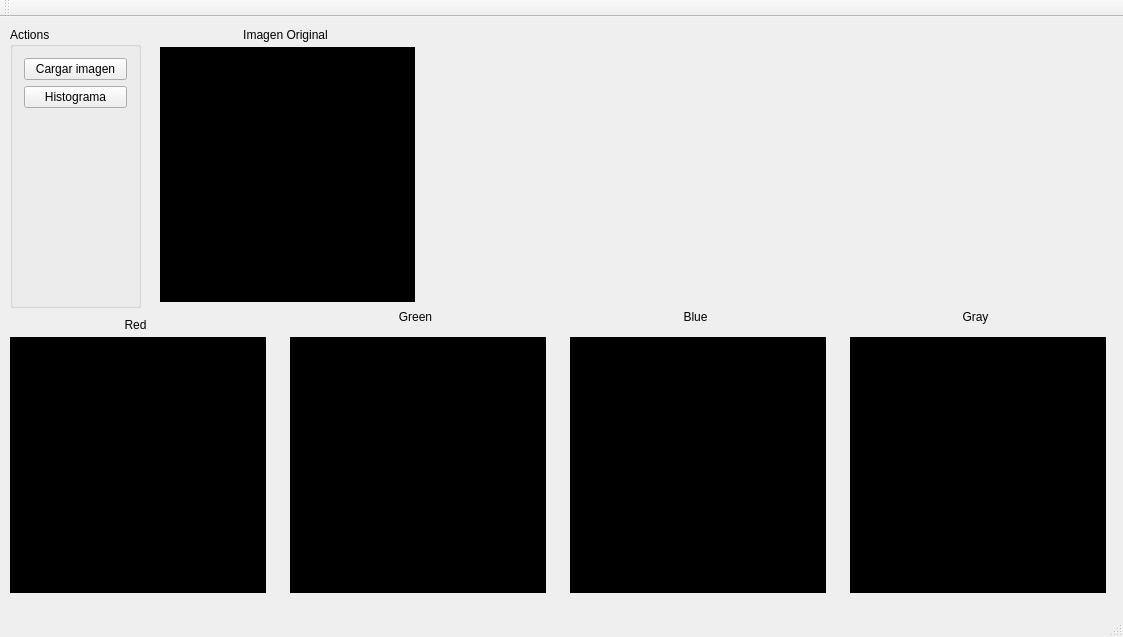
acamara/Histograma, file mainwindow.ui: the form before one commit.
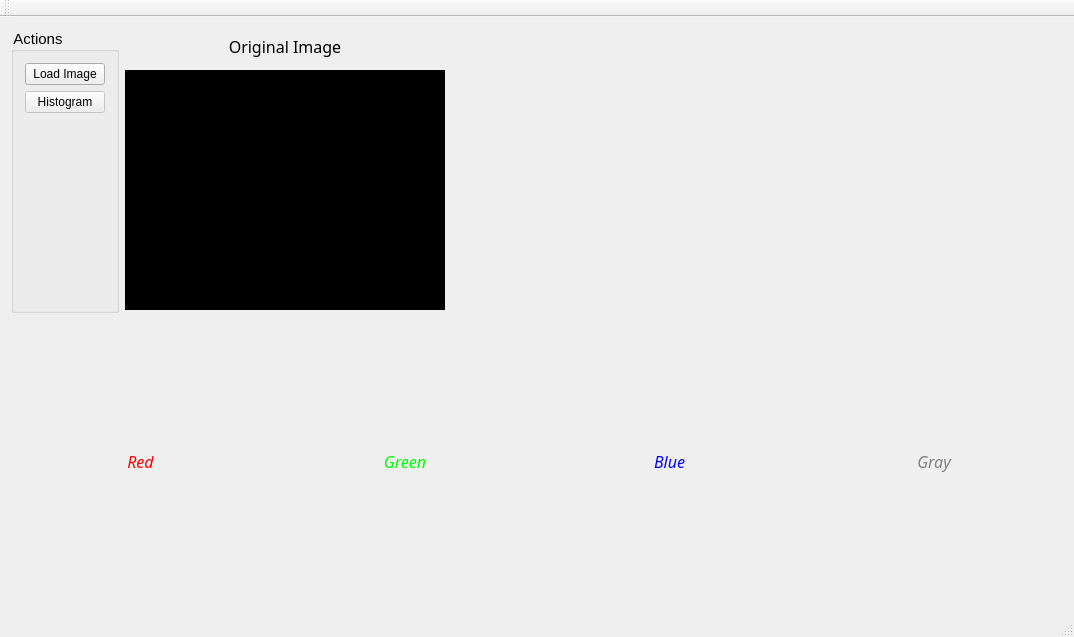
The form after the commit.

```diff
--- a/mainwindow.ui
+++ b/mainwindow.ui
@@ -6,270 +6,264 @@
    <rect>
     <x>0</x>
     <y>0</y>
-    <width>1123</width>
+    <width>1074</width>
     <height>637</height>
    </rect>
   </property>
   <property name="windowTitle">
    <string>Histograma</string>
   </property>
+  <property name="styleSheet">
+   <string notr="true">color: rgb(0, 0, 0);</string>
+  </property>
   <widget class="QWidget" name="centralWidget">
-   <widget class="QLabel" name="label">
-    <property name="geometry">
-     <rect>
-      <x>160</x>
-      <y>10</y>
-      <width>251</width>
-      <height>16</height>
-     </rect>
-    </property>
-    <property name="text">
-     <string>Imagen Original</string>
-    </property>
-    <property name="alignment">
-     <set>Qt::AlignCenter</set>
-    </property>
-   </widget>
-   <widget class="QLabel" name="label_3">
-    <property name="geometry">
-     <rect>
-      <x>570</x>
-      <y>290</y>
-      <width>251</width>
-      <height>20</height>
-     </rect>
-    </property>
-    <property name="text">
-     <string>Blue</string>
-    </property>
-    <property name="alignment">
-     <set>Qt::AlignCenter</set>
-    </property>
-   </widget>
-   <widget class="QLabel" name="label_4">
-    <property name="geometry">
-     <rect>
-      <x>10</x>
-      <y>300</y>
-      <width>251</width>
-      <height>16</height>
-     </rect>
-    </property>
-    <property name="text">
-     <string>Red</string>
-    </property>
-    <property name="alignment">
-     <set>Qt::AlignCenter</set>
-    </property>
-   </widget>
-   <widget class="QLabel" name="label_2">
-    <property name="geometry">
-     <rect>
-      <x>290</x>
-      <y>290</y>
-      <width>251</width>
-      <height>20</height>
-     </rect>
-    </property>
-    <property name="text">
-     <string>Green</string>
-    </property>
-    <property name="alignment">
-     <set>Qt::AlignCenter</set>
-    </property>
-   </widget>
-   <widget class="QLabel" name="label_image">
-    <property name="geometry">
-     <rect>
-      <x>160</x>
-      <y>30</y>
-      <width>255</width>
-      <height>255</height>
-     </rect>
-    </property>
-    <property name="minimumSize">
-     <size>
-      <width>255</width>
-      <height>255</height>
-     </size>
-    </property>
-    <property name="styleSheet">
-     <string notr="true">background-color: rgb(0, 0, 0);</string>
-    </property>
-    <property name="text">
-     <string/>
-    </property>
-   </widget>
-   <widget class="QLabel" name="label_red">
-    <property name="geometry">
-     <rect>
-      <x>10</x>
-      <y>320</y>
-      <width>256</width>
-      <height>256</height>
-     </rect>
-    </property>
-    <property name="minimumSize">
-     <size>
-      <width>256</width>
-      <height>256</height>
-     </size>
-    </property>
-    <property name="maximumSize">
-     <size>
-      <width>256</width>
-      <height>256</height>
-     </size>
-    </property>
-    <property name="styleSheet">
-     <string notr="true">background-color: rgb(0, 0, 0);</string>
-    </property>
-    <property name="text">
-     <string/>
-    </property>
-   </widget>
-   <widget class="QLabel" name="label_green">
-    <property name="geometry">
-     <rect>
-      <x>290</x>
-      <y>320</y>
-      <width>256</width>
-      <height>256</height>
-     </rect>
-    </property>
-    <property name="minimumSize">
-     <size>
-      <width>256</width>
-      <height>256</height>
-     </size>
-    </property>
-    <property name="maximumSize">
-     <size>
-      <width>256</width>
-      <height>256</height>
-     </size>
-    </property>
-    <property name="styleSheet">
-     <string notr="true">background-color: rgb(0, 0, 0);</string>
-    </property>
-    <property name="text">
-     <string/>
-    </property>
-   </widget>
-   <widget class="QLabel" name="label_blue">
-    <property name="geometry">
-     <rect>
-      <x>570</x>
-      <y>320</y>
-      <width>256</width>
-      <height>256</height>
-     </rect>
-    </property>
-    <property name="minimumSize">
-     <size>
-      <width>256</width>
-      <height>256</height>
-     </size>
-    </property>
-    <property name="maximumSize">
-     <size>
-      <width>256</width>
-      <height>256</height>
-     </size>
-    </property>
-    <property name="styleSheet">
-     <string notr="true">background-color: rgb(0, 0, 0);</string>
-    </property>
-    <property name="text">
-     <string/>
-    </property>
-   </widget>
-   <widget class="QLabel" name="label_5">
-    <property name="geometry">
-     <rect>
-      <x>850</x>
-      <y>290</y>
-      <width>251</width>
-      <height>20</height>
-     </rect>
-    </property>
-    <property name="text">
-     <string>Gray</string>
-    </property>
-    <property name="alignment">
-     <set>Qt::AlignCenter</set>
-    </property>
-   </widget>
-   <widget class="QLabel" name="label_gray">
-    <property name="geometry">
-     <rect>
-      <x>850</x>
-      <y>320</y>
-      <width>256</width>
-      <height>256</height>
-     </rect>
-    </property>
-    <property name="minimumSize">
-     <size>
-      <width>256</width>
-      <height>256</height>
-     </size>
-    </property>
-    <property name="maximumSize">
-     <size>
-      <width>256</width>
-      <height>256</height>
-     </size>
-    </property>
-    <property name="styleSheet">
-     <string notr="true">background-color: rgb(0, 0, 0);</string>
-    </property>
-    <property name="text">
-     <string/>
-    </property>
-   </widget>
-   <widget class="QGroupBox" name="groupBox">
-    <property name="geometry">
-     <rect>
-      <x>10</x>
-      <y>10</y>
-      <width>131</width>
-      <height>281</height>
-     </rect>
-    </property>
-    <property name="title">
-     <string>Actions</string>
-    </property>
-    <layout class="QVBoxLayout" name="verticalLayout">
-     <item>
-      <widget class="QPushButton" name="loadimageButton">
-       <property name="text">
-        <string>Cargar imagen</string>
-       </property>
-      </widget>
-     </item>
-     <item>
-      <widget class="QPushButton" name="histogramButton">
-       <property name="text">
-        <string>Histograma</string>
-       </property>
-      </widget>
-     </item>
-     <item>
-      <spacer name="verticalSpacer">
-       <property name="orientation">
-        <enum>Qt::Vertical</enum>
-       </property>
-       <property name="sizeHint" stdset="0">
-        <size>
-         <width>20</width>
-         <height>40</height>
-        </size>
-       </property>
-      </spacer>
-     </item>
-    </layout>
-   </widget>
+   <layout class="QVBoxLayout" name="verticalLayout_2">
+    <item>
+     <layout class="QHBoxLayout" name="horizontalLayout_3">
+      <item>
+       <widget class="QGroupBox" name="groupBox">
+        <property name="maximumSize">
+         <size>
+          <width>150</width>
+          <height>285</height>
+         </size>
+        </property>
+        <property name="font">
+         <font>
+          <family>Arial</family>
+          <pointsize>11</pointsize>
+         </font>
+        </property>
+        <property name="styleSheet">
+         <string notr="true">border-color: rgb(170, 0, 0);</string>
+        </property>
+        <property name="title">
+         <string>Actions</string>
+        </property>
+        <layout class="QVBoxLayout" name="verticalLayout">
+         <item>
+          <widget class="QPushButton" name="loadimageButton">
+           <property name="font">
+            <font>
+             <pointsize>9</pointsize>
+            </font>
+           </property>
+           <property name="text">
+            <string>Load Image</string>
+           </property>
+          </widget>
+         </item>
+         <item>
+          <widget class="QPushButton" name="histogramButton">
+           <property name="enabled">
+            <bool>false</bool>
+           </property>
+           <property name="font">
+            <font>
+             <pointsize>9</pointsize>
+            </font>
+           </property>
+           <property name="text">
+            <string>Histogram</string>
+           </property>
+          </widget>
+         </item>
+         <item>
+          <spacer name="verticalSpacer">
+           <property name="orientation">
+            <enum>Qt::Vertical</enum>
+           </property>
+           <property name="sizeHint" stdset="0">
+            <size>
+             <width>20</width>
+             <height>40</height>
+            </size>
+           </property>
+          </spacer>
+         </item>
+        </layout>
+       </widget>
+      </item>
+      <item>
+       <layout class="QVBoxLayout" name="verticalLayout_grouporigimg">
+        <item>
+         <widget class="QLabel" name="label_textorigimg">
+          <property name="maximumSize">
+           <size>
+            <width>320</width>
+            <height>30</height>
+           </size>
+          </property>
+          <property name="font">
+           <font>
+            <family>Candara</family>
+            <pointsize>12</pointsize>
+           </font>
+          </property>
+          <property name="text">
+           <string>Original Image</string>
+          </property>
+          <property name="alignment">
+           <set>Qt::AlignCenter</set>
+          </property>
+         </widget>
+        </item>
+        <item>
+         <widget class="QLabel" name="label_image">
+          <property name="minimumSize">
+           <size>
+            <width>320</width>
+            <height>240</height>
+           </size>
+          </property>
+          <property name="maximumSize">
+           <size>
+            <width>320</width>
+            <height>240</height>
+           </size>
+          </property>
+          <property name="styleSheet">
+           <string notr="true">background-color: rgb(0, 0, 0);</string>
+          </property>
+          <property name="text">
+           <string/>
+          </property>
+         </widget>
+        </item>
+       </layout>
+      </item>
+      <item>
+       <spacer name="horizontalSpacer">
+        <property name="orientation">
+         <enum>Qt::Horizontal</enum>
+        </property>
+        <property name="sizeHint" stdset="0">
+         <size>
+          <width>40</width>
+          <height>20</height>
+         </size>
+        </property>
+       </spacer>
+      </item>
+     </layout>
+    </item>
+    <item>
+     <layout class="QVBoxLayout" name="verticalLayout_grouphisto">
+      <item>
+       <layout class="QHBoxLayout" name="horizontalLayout_colorstext">
+        <item>
+         <widget class="QLabel" name="label_textred">
+          <property name="maximumSize">
+           <size>
+            <width>16777215</width>
+            <height>30</height>
+           </size>
+          </property>
+          <property name="font">
+           <font>
+            <family>Candara</family>
+            <pointsize>12</pointsize>
+            <italic>true</italic>
+           </font>
+          </property>
+          <property name="styleSheet">
+           <string notr="true">color: rgb(255, 0, 0);
+border-color: rgb(255, 0, 0);</string>
+          </property>
+          <property name="text">
+           <string>Red</string>
+          </property>
+          <property name="alignment">
+           <set>Qt::AlignCenter</set>
+          </property>
+         </widget>
+        </item>
+        <item>
+         <widget class="QLabel" name="label_textgreen">
+          <property name="maximumSize">
+           <size>
+            <width>16777215</width>
+            <height>30</height>
+           </size>
+          </property>
+          <property name="font">
+           <font>
+            <family>Candara</family>
+            <pointsize>12</pointsize>
+            <italic>true</italic>
+           </font>
+          </property>
+          <property name="styleSheet">
+           <string notr="true">color: rgb(0, 255, 0);</string>
+          </property>
+          <property name="text">
+           <string>Green</string>
+          </property>
+          <property name="alignment">
+           <set>Qt::AlignCenter</set>
+          </property>
+         </widget>
+        </item>
+        <item>
+         <widget class="QLabel" name="label_textblue">
+          <property name="maximumSize">
+           <size>
+            <width>16777215</width>
+            <height>30</height>
+           </size>
+          </property>
+          <property name="font">
+           <font>
+            <family>Candara</family>
+            <pointsize>12</pointsize>
+            <italic>true</italic>
+           </font>
+          </property>
+          <property name="styleSheet">
+           <string notr="true">color: rgb(0, 0, 255);</string>
+          </property>
+          <property name="text">
+           <string>Blue</string>
+          </property>
+          <property name="alignment">
+           <set>Qt::AlignCenter</set>
+          </property>
+         </widget>
+        </item>
+        <item>
+         <widget class="QLabel" name="label_textgray">
+          <property name="maximumSize">
+           <size>
+            <width>16777215</width>
+            <height>30</height>
+           </size>
+          </property>
+          <property name="font">
+           <font>
+            <family>Candara</family>
+            <pointsize>12</pointsize>
+            <italic>true</italic>
+           </font>
+          </property>
+          <property name="styleSheet">
+           <string notr="true">color: rgb(128, 128, 128);</string>
+          </property>
+          <property name="text">
+           <string>Gray</string>
+          </property>
+          <property name="alignment">
+           <set>Qt::AlignCenter</set>
+          </property>
+         </widget>
+        </item>
+       </layout>
+      </item>
+      <item>
+       <layout class="QHBoxLayout" name="horizontalLayout_colors"/>
+      </item>
+     </layout>
+    </item>
+   </layout>
   </widget>
   <widget class="QMenuBar" name="menuBar">
    <property name="geometry">
```
Left out of the diff: 2 changed lines with no effect on the pictures.
